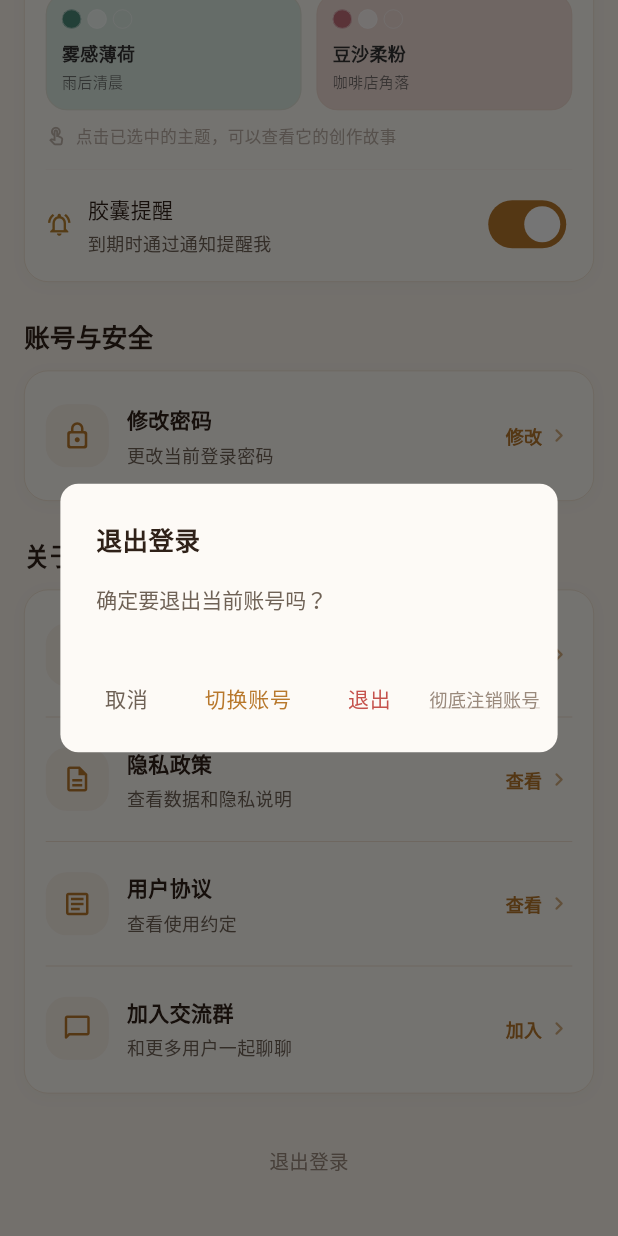
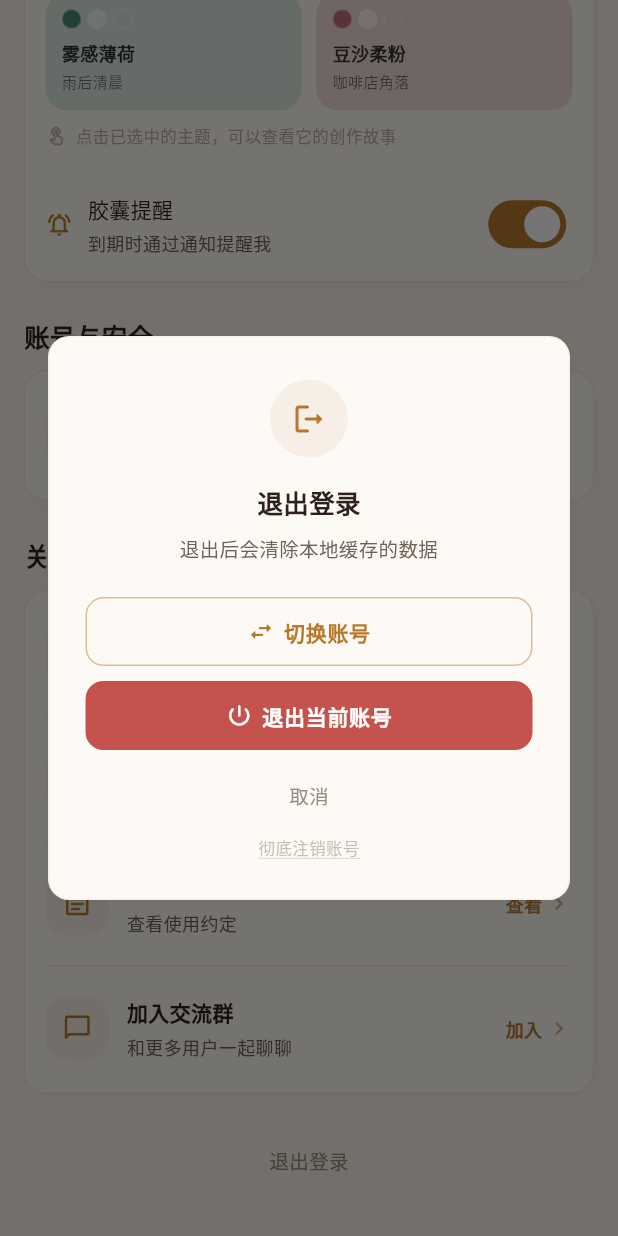
Before and after one commit to Piloting06/xin_qing_ri_ji, a Flutter app: the ProfilePage screen opened directly, scrolled down 866 dp, after a tap on "退出登录", on a phone screen of 412 x 824 dp. Run offline on Flutter 3.47's test engine with Material 3 defaults, Android fonts, the phone set to English and light mode, and no system bars; our stand-ins replace flutter_local_notifications, geolocator, image_picker, share_plus, shared_preferences, timezone; missing offline and left inert: gal; accounts and stored records are empty; network calls fail.

Commit message:
style: 退出弹窗改为纵向布局自定义Dialog
- 从标准AlertDialog改为自定义Dialog，匹配app设计语言
- 退出图标+标题+说明文字作为头部
- 切换账号（描边按钮）→退出当前账号（红色实心按钮）纵向排列
- 取消和彻底注销作为底部低调文字链接
- 视觉层次更清晰，操作优先级更明确

```diff
--- a/lib/pages/profile_page.dart
+++ b/lib/pages/profile_page.dart
@@ -287,47 +287,152 @@ class _ProfilePageState extends State<ProfilePage> {
     final theme = context.read<ThemeState>();
     final result = await showDialog<String>(
       context: context,
-      builder: (ctx) => AlertDialog(
-        shape: RoundedRectangleBorder(borderRadius: BorderRadius.circular(12)),
-        backgroundColor: theme.cardColor,
-        title: const Text(
+      builder: (ctx) => Dialog(
+        backgroundColor: Colors.transparent,
+        insetPadding: const EdgeInsets.symmetric(horizontal: 32),
+        child: Container(
+          decoration: BoxDecoration(
+            color: theme.cardColor,
+            borderRadius: BorderRadius.circular(XqDecorations.radiusCard),
+            border: Border.all(color: theme.borderColor.withAlpha(80)),
+            boxShadow: XqDecorations.shadowSubtle(dark: theme.isDark),
+          ),
+          child: Padding(
+            padding: const EdgeInsets.fromLTRB(24, 28, 24, 20),
+            child: Column(
+              mainAxisSize: MainAxisSize.min,
+              children: [
+                // Icon
+                Container(
+                  width: 52,
+                  height: 52,
+                  decoration: BoxDecoration(
+                    color: theme.accentColor.withAlpha(22),
+                    shape: BoxShape.circle,
+                  ),
+                  child: Icon(
+                    Icons.logout_rounded,
+                    color: theme.accentColor,
+                    size: 24,
+                  ),
+                ),
+                const SizedBox(height: 16),
+                Text(
                   '退出登录',
-          style: TextStyle(fontSize: 17, fontWeight: FontWeight.w700),
-        ),
-        content: const Text('确定要退出当前账号吗？'),
-        actionsPadding: const EdgeInsets.fromLTRB(12, 8, 12, 12),
-        actions: [
-          TextButton(
-            onPressed: () => Navigator.pop(ctx),
-            child: Text('取消', style: TextStyle(color: theme.textSecondary)),
-          ),
-          TextButton(
+                  style: TextStyle(
+                    color: theme.textPrimary,
+                    fontSize: 17,
+                    fontWeight: FontWeight.w700,
+                  ),
+                ),
+                const SizedBox(height: 8),
+                Text(
+                  '退出后会清除本地缓存的数据',
+                  style: TextStyle(
+                    color: theme.textSecondary,
+                    fontSize: 13,
+                    height: 1.4,
+                  ),
+                  textAlign: TextAlign.center,
+                ),
+                const SizedBox(height: 24),
+                // 切换账号
+                SizedBox(
+                  width: double.infinity,
+                  height: 46,
+                  child: OutlinedButton(
                     onPressed: () => Navigator.pop(ctx, 'switch'),
-            style: TextButton.styleFrom(foregroundColor: theme.accentColor),
-            child: const Text('切换账号'),
-          ),
-          TextButton(
+                    style: OutlinedButton.styleFrom(
+                      foregroundColor: theme.accentColor,
+                      side: BorderSide(color: theme.accentColor.withAlpha(120)),
+                      shape: RoundedRectangleBorder(
+                        borderRadius: BorderRadius.circular(12),
+                      ),
+                    ),
+                    child: Row(
+                      mainAxisAlignment: MainAxisAlignment.center,
+                      children: [
+                        Icon(Icons.swap_horiz_rounded, size: 18, color: theme.accentColor),
+                        const SizedBox(width: 6),
+                        Text(
+                          '切换账号',
+                          style: TextStyle(
+                            fontSize: 14,
+                            fontWeight: FontWeight.w600,
+                          ),
+                        ),
+                      ],
+                    ),
+                  ),
+                ),
+                const SizedBox(height: 10),
+                // 退出
+                SizedBox(
+                  width: double.infinity,
+                  height: 46,
+                  child: FilledButton(
                     onPressed: () => Navigator.pop(ctx, 'logout'),
-            style: TextButton.styleFrom(foregroundColor: theme.errorColor),
-            child: const Text('退出'),
-          ),
-          // 注销入口藏在弹窗底部
-          Padding(
-            padding: const EdgeInsets.only(top: 4, bottom: 4),
-            child: GestureDetector(
+                    style: FilledButton.styleFrom(
+                      backgroundColor: theme.errorColor,
+                      foregroundColor: Colors.white,
+                      shape: RoundedRectangleBorder(
+                        borderRadius: BorderRadius.circular(12),
+                      ),
+                    ),
+                    child: Row(
+                      mainAxisAlignment: MainAxisAlignment.center,
+                      children: [
+                        const Icon(Icons.power_settings_new_rounded, size: 18),
+                        const SizedBox(width: 6),
+                        Text(
+                          '退出当前账号',
+                          style: const TextStyle(
+                            fontSize: 14,
+                            fontWeight: FontWeight.w600,
+                          ),
+                        ),
+                      ],
+                    ),
+                  ),
+                ),
+                const SizedBox(height: 14),
+                // 取消
+                GestureDetector(
+                  behavior: HitTestBehavior.opaque,
+                  onTap: () => Navigator.pop(ctx),
+                  child: Padding(
+                    padding: const EdgeInsets.symmetric(vertical: 6),
+                    child: Text(
+                      '取消',
+                      style: TextStyle(
+                        color: theme.textTertiary,
+                        fontSize: 13,
+                      ),
+                    ),
+                  ),
+                ),
+                const SizedBox(height: 6),
+                // 彻底注销（低调）
+                GestureDetector(
+                  behavior: HitTestBehavior.opaque,
                   onTap: () => Navigator.pop(ctx, 'delete'),
+                  child: Padding(
+                    padding: const EdgeInsets.symmetric(vertical: 4),
                     child: Text(
                       '彻底注销账号',
                       style: TextStyle(
-                  color: theme.textTertiary,
-                  fontSize: 12,
+                        color: theme.textTertiary.withAlpha(140),
+                        fontSize: 11,
                         decoration: TextDecoration.underline,
-                  decorationColor: theme.textTertiary.withAlpha(120),
-                ),
-              ),
-            ),
-          ),
-        ],
+                        decorationColor: theme.textTertiary.withAlpha(100),
+                      ),
+                    ),
+                  ),
+                ),
+              ],
+            ),
+          ),
+        ),
       ),
     );
     if (result == 'logout' || result == 'switch') {
```
Lines whose indentation alone changed are shown as unchanged.
